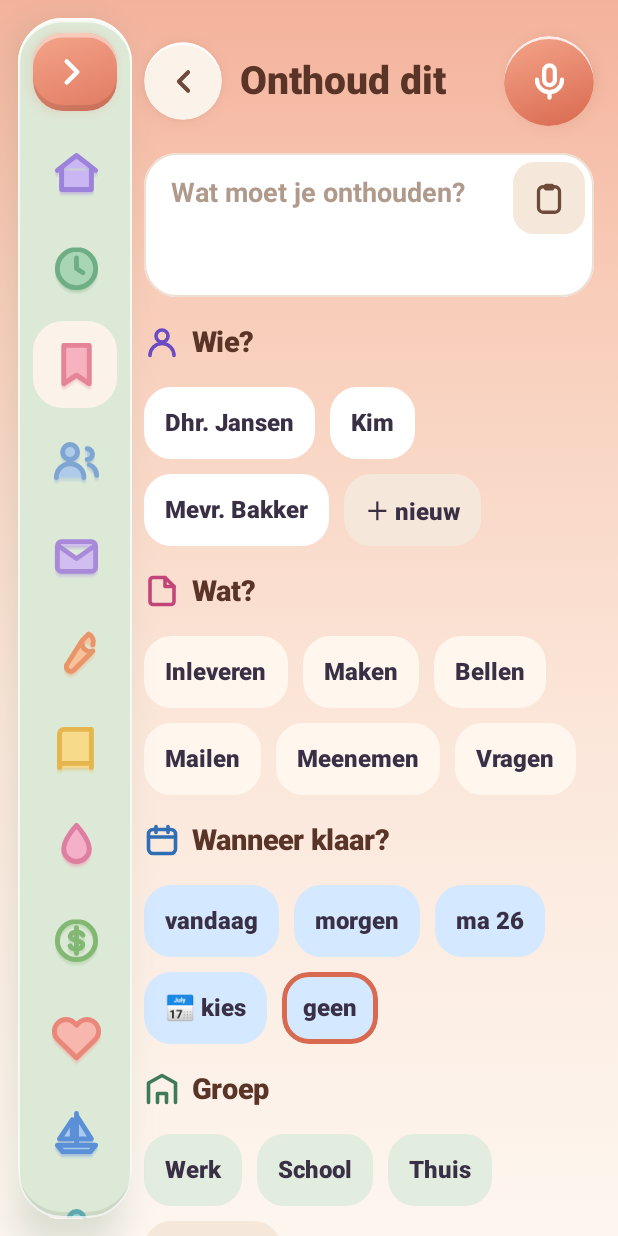
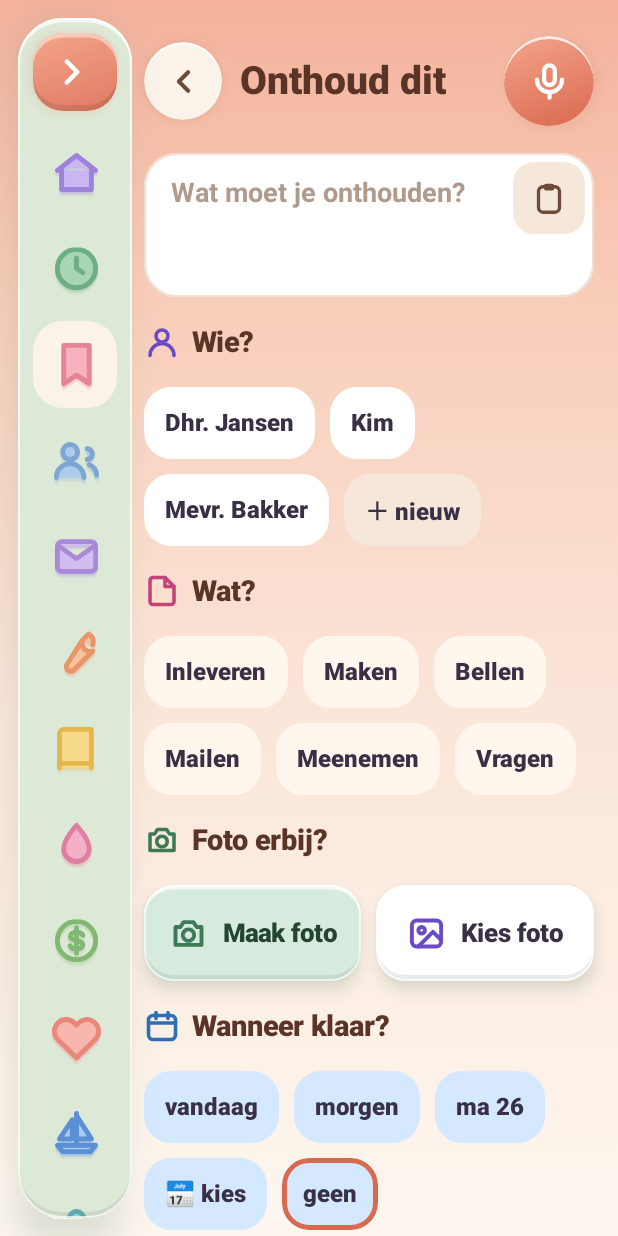
Before and after one commit to odeliamost-bit/bash-bord, an Android app built with Jetpack Compose: the @Preview function ToevoegenVoorbeeld, on a phone screen of 412 x 824 dp. Run offline under Robolectric (Android 15) with nearby library versions, the phone set to English and light mode, and no system bars.

Commit message:
Leren: doelen, focus-tijd en hulp-tegels; menu direct; foto bij Onthoud; nieuwe tegels
- Leren: "Vandaag"-doelen afvinken (bewaard in leren.json), focus-klok met ring
  (20 min leren, 5 min pauze), "Leg uit" / "Overhoren", sterren tellen ook doelen mee
- Menu: tik op icoontje = meteen erheen, uitschuiven alleen met de bovenste knop
- Onthoud: "Foto erbij?" met camera of galerij (androidx.activity contracts),
  foto in filesDir/fotos, koppeling in fotos.json (database niet veranderd)
- Hoofdscherm: tegels Boeken, Simulator en Leren erbij, zoals het ontwerp

Co-Authored-By: Claude Opus 5.5 <noreply@anthropic.com>
Claude-Session: https://claude.ai/code/session_01LpiymbDek73rvRK6osoTox

```diff
--- a/app/src/main/java/nl/odelia/dashboard/ui/onthoud/ToevoegenScherm.kt
+++ b/app/src/main/java/nl/odelia/dashboard/ui/onthoud/ToevoegenScherm.kt
@@ -1,6 +1,14 @@
 package nl.odelia.dashboard.ui.onthoud
 
+import androidx.compose.foundation.Image
 import androidx.compose.foundation.background
+import androidx.compose.foundation.layout.heightIn
+import androidx.compose.foundation.shape.CircleShape
+import androidx.compose.runtime.DisposableEffect
+import androidx.compose.ui.layout.ContentScale
+import nl.odelia.dashboard.ui.onderdelen.Vorm
+import nl.odelia.dashboard.ui.onderdelen.cirkel
+import nl.odelia.dashboard.ui.onderdelen.rechthoek
 import androidx.compose.foundation.clickable
 import androidx.compose.foundation.layout.Arrangement
 import androidx.compose.foundation.layout.Box
@@ -59,6 +67,17 @@ import nl.odelia.dashboard.ui.onderdelen.rememberVraag
 import nl.odelia.dashboard.ui.onderdelen.routeVraag
 import nl.odelia.dashboard.ui.theme.Kleur
 
+private val cameraLijn = listOf(
+    Vorm("M4 8h3l2-3h6l2 3h3v11H4z", lijn = Color(0xFF3F7A58), dikte = 2.4f),
+    Vorm(cirkel(12f, 13f, 3.5f), lijn = Color(0xFF3F7A58), dikte = 2.4f),
+)
+private val fotoLijn = listOf(
+    Vorm(rechthoek(3f, 4f, 18f, 16f, 3f), lijn = Color(0xFF6A4BC4), dikte = 2.4f),
+    Vorm(cirkel(9f, 10f, 2f), lijn = Color(0xFF6A4BC4), dikte = 2.4f),
+    Vorm("M21 16l-5-5-9 9", lijn = Color(0xFF6A4BC4), dikte = 2.4f),
+)
+private val kruisRood = listOf(Vorm("M6 6l12 12M18 6L6 18", lijn = Color(0xFFB0413A), dikte = 2.8f))
+
 /** Groepen die er altijd staan. Nieuwe komen er vanzelf bij. */
 val VasteGroepen = listOf("Werk", "School", "Thuis")
 
@@ -88,6 +107,19 @@ fun ToevoegenScherm(
     var nieuweNaam by remember { mutableStateOf<String?>(null) }
     var nieuweGroep by remember { mutableStateOf<String?>(null) }
     var kiesDatum by remember { mutableStateOf(false) }
+    val oudeFoto = remember(start.id) { start.id?.let { staat.fotos[it] } }
+    var foto by remember { mutableStateOf(oudeFoto) }
+    /** Nieuwe foto's die (nog) niet bewaard zijn: weggooien als je niet bewaart. */
+    val nieuweFotos = remember { mutableListOf<String>() }
+    var bewaard by remember { mutableStateOf(false) }
+    DisposableEffect(Unit) {
+        onDispose { if (!bewaard) nieuweFotos.forEach(acties::gooiFotoWeg) }
+    }
+    fun nieuweFoto(pad: String?) {
+        if (pad == null) return
+        nieuweFotos += pad
+        foto = pad
+    }
     val klembord = LocalClipboardManager.current
     val vraag = rememberVraag()
 
@@ -180,6 +212,22 @@ fun ToevoegenScherm(
                 }
             }
 
+            // Foto erbij?
+            Kopje("Foto erbij?", cameraLijn)
+            val f = foto
+            if (f == null) {
+                Row(horizontalArrangement = Arrangement.spacedBy(10.dp)) {
+                    FotoKnop("Maak foto", cameraLijn, Color(0xFFD6EBDD), Color(0xFF24452F), Modifier.weight(1f)) {
+                        if (!acties.maakFoto(::nieuweFoto)) onMelding("De camera openen lukt niet.")
+                    }
+                    FotoKnop("Kies foto", fotoLijn, Color.White, Color(0xFF3A3046), Modifier.weight(1f)) {
+                        if (!acties.kiesFoto(::nieuweFoto)) onMelding("Foto kiezen lukt niet.")
+                    }
+                }
+            } else {
+                FotoVoorbeeld(f, acties, onWeg = { foto = null })
+            }
+
             // Wanneer?
             Kopje("Wanneer klaar?", Icoontjes.kalenderLijn)
             val volgendeWerkdag = generateSequence(vandaag.plusDays(2)) { it.plusDays(1) }.first { Instellingen.isWerkdag(it) }
@@ -241,12 +289,14 @@ fun ToevoegenScherm(
                 if (titel.isBlank() && wat == null) {
                     onMelding("Vul eerst in wat je wilt onthouden.")
                 } else {
-                    acties.bewaar(
-                        (oud ?: Onthoud(tekst = titel)).copy(
-                            tekst = titel, wie = wie, wat = wat, waar = waar.trim().ifBlank { null },
-                            wanneer = wanneer, groep = groep, seintje = seintje,
-                        ),
+                    val item = (oud ?: Onthoud(tekst = titel)).copy(
+                        tekst = titel, wie = wie, wat = wat, waar = waar.trim().ifBlank { null },
+                        wanneer = wanneer, groep = groep, seintje = seintje,
                     )
+                    acties.bewaar(item)
+                    if (foto != oudeFoto) acties.zetFoto(item.id, foto)
+                    bewaard = true
+                    nieuweFotos.filter { it != foto }.forEach(acties::gooiFotoWeg)
                     onMelding("Bewaard ✓")
                     onKlaar()
                 }
@@ -278,3 +328,55 @@ fun ToevoegenScherm(
         )
     }
 }
+
+@Composable
+private fun FotoKnop(tekst: String, icoon: List<Vorm>, achter: Color, inkt: Color, modifier: Modifier, onClick: () -> Unit) {
+    val vorm = RoundedCornerShape(20.dp)
+    Row(
+        modifier
+            .heightIn(min = 64.dp)
+            .klei(achter, vorm, Color(0xFF50825F), hoogte = 6.dp)
+            .clip(vorm)
+            .clickable(onClick = onClick)
+            .padding(horizontal = 10.dp),
+        verticalAlignment = Alignment.CenterVertically,
+        horizontalArrangement = Arrangement.spacedBy(10.dp, Alignment.CenterHorizontally),
+    ) {
+        Icoon(icoon, 26.dp)
+        Tekst(tekst, 17.sp, kleur = inkt, eenRegel = true)
+    }
+}
+
+@Composable
+private fun FotoVoorbeeld(pad: String, acties: AppActies, onWeg: () -> Unit) {
+    val beeld = remember(pad) { acties.laadFoto(pad) }
+    val vorm = RoundedCornerShape(20.dp)
+    Row(
+        Modifier
+            .fillMaxWidth()
+            .background(Color.White, vorm)
+            .padding(8.dp),
+        verticalAlignment = Alignment.CenterVertically,
+        horizontalArrangement = Arrangement.spacedBy(12.dp),
+    ) {
+        Box(Modifier.size(84.dp).clip(RoundedCornerShape(14.dp)).background(Color(0xFFF5E8DA)), contentAlignment = Alignment.Center) {
+            if (beeld != null) {
+                Image(beeld, contentDescription = "Je foto", modifier = Modifier.size(84.dp), contentScale = ContentScale.Crop)
+            } else {
+                Icoon(fotoLijn, 32.dp)
+            }
+        }
+        Tekst("Foto staat erbij", 16.sp, Modifier.weight(1f), dikte = FontWeight.ExtraBold, kleur = Color(0xFF24452F))
+        Box(
+            Modifier
+                .size(48.dp)
+                .clip(CircleShape)
+                .background(Color(0xFFFBD9D6))
+                .clickable(onClick = onWeg)
+                .semantics { contentDescription = "Foto weghalen" },
+            contentAlignment = Alignment.Center,
+        ) {
+            Icoon(kruisRood, 22.dp)
+        }
+    }
+}
```
